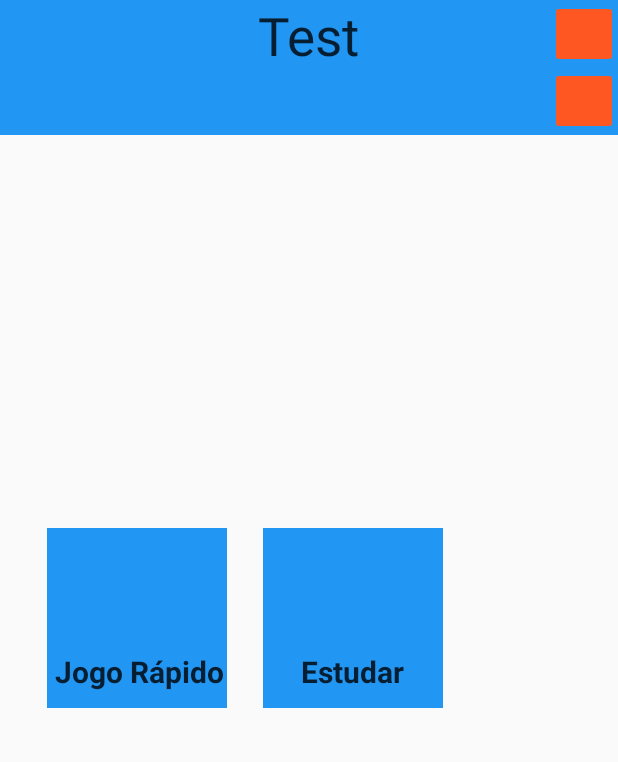
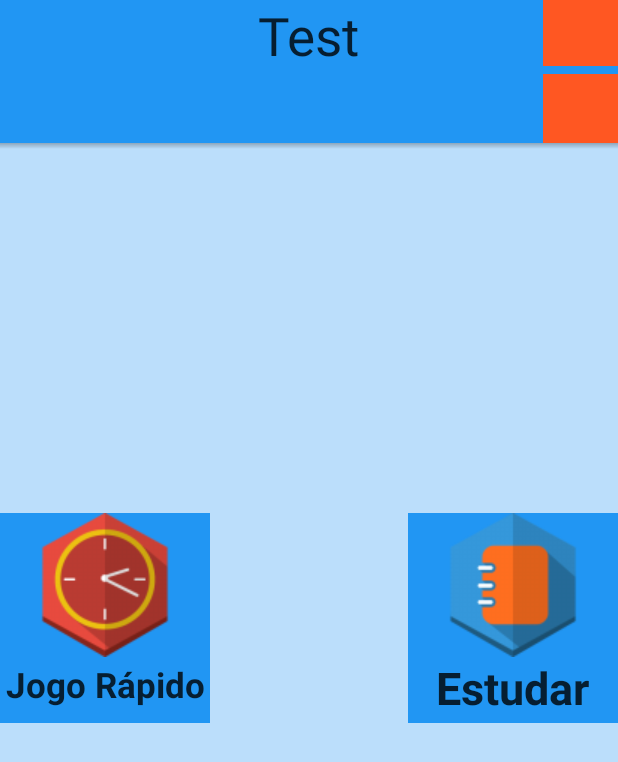
Before and after one commit to AndreArrebola/TeacherFox, an Android app: the screen it shows after launch (MainActivity), after a tap on an icon or button, on a phone screen of 412 x 824 dp. Shown: the top 762 px of the screen. Run offline under Robolectric (Android 15) with nearby library versions, the phone set to English and light mode, and no system bars.

Commit message:
Icones adicionados ao menu, e ajustes gerais no layout

```diff
--- /dev/null
+++ b/TeacherFox/app/src/main/res/drawable/shadow.xml
@@ -0,0 +1,9 @@
+<?xml version="1.0" encoding="utf-8"?>
+
+<shape xmlns:android="http://schemas.android.com/apk/res/android"
+    android:shape="rectangle">
+    <gradient
+        android:startColor="@android:color/transparent"
+        android:endColor="#40000000"
+        android:angle="90" />
+</shape>
--- /dev/null
+++ b/TeacherFox/app/src/main/res/layout/barra.xml
@@ -0,0 +1,65 @@
+<?xml version="1.0" encoding="utf-8"?>
+<LinearLayout xmlns:android="http://schemas.android.com/apk/res/android"
+    android:layout_width="match_parent"
+    android:layout_height="wrap_content"
+    android:orientation="vertical">
+    <LinearLayout
+        android:layout_width="match_parent"
+        android:layout_height="95dp"
+
+        android:layout_gravity="right"
+        android:id="@+id/topbar"
+        android:background="@color/colorPrimary">
+
+        <RelativeLayout
+            android:layout_width="match_parent"
+            android:layout_height="match_parent"
+            android:id="@+id/rtopbar"
+
+
+            >
+
+            <TextView
+                android:layout_width="wrap_content"
+                android:layout_height="wrap_content"
+                android:text="Test"
+                android:textSize="35sp"
+                android:id="@+id/avtrname"
+                android:textColor="@color/abc_primary_text_disable_only_material_light"
+                android:layout_alignParentTop="true"
+                android:layout_centerHorizontal="true"
+                android:alpha="0.8">
+
+
+            </TextView>
+
+            <ImageButton
+                android:layout_width="50dp"
+                android:layout_height="44dp"
+                android:layout_alignParentTop="true"
+                android:layout_alignParentRight="true"
+                android:layout_alignParentEnd="true"
+                android:id="@+id/button"
+                android:background="@color/colorAccent"
+                android:layout_marginBottom="5dp"
+
+                />
+
+            <ImageButton
+                android:layout_width="40dp"
+                android:layout_height="30dp"
+                android:layout_alignParentBottom="true"
+                android:layout_alignParentRight="true"
+                android:layout_alignParentEnd="true"
+                android:background="@color/colorAccent"
+                android:layout_below="@+id/button"
+                android:layout_alignLeft="@+id/button"
+                android:layout_alignStart="@+id/button" />
+
+        </RelativeLayout>
+    </LinearLayout>
+    <View
+        android:layout_width="match_parent"
+        android:layout_height="4dp"
+        android:background="@drawable/shadow" />
+</LinearLayout>
--- a/TeacherFox/app/src/main/res/layout/mainmenu.xml
+++ b/TeacherFox/app/src/main/res/layout/mainmenu.xml
@@ -1,105 +1,69 @@
 <?xml version="1.0" encoding="utf-8"?>
 <RelativeLayout xmlns:android="http://schemas.android.com/apk/res/android"
-    android:layout_width="match_parent" android:layout_height="match_parent">
-<LinearLayout
-    android:layout_width="match_parent"
-    android:layout_height="90dp"
+    android:layout_width="match_parent" android:layout_height="match_parent" android:background="@color/colorBackground">
+
+<include
+    layout="@layout/barra" />
+
+    <RelativeLayout
+        android:layout_width="140dp"
+        android:layout_height="140dp"
         android:background="@color/colorPrimary"
-    android:layout_gravity="right"
-    >
-    <LinearLayout
-        android:layout_width="match_parent"
-        android:layout_height="wrap_content"
-        android:orientation="vertical"
-        >
-<RelativeLayout
-    android:layout_width="match_parent"
-    android:layout_height="match_parent"
+        android:id="@+id/btn_jogorapido"
+        android:layout_centerVertical="true"
+        android:layout_alignParentLeft="true"
+        android:layout_alignParentStart="true"
 
         >
-
+<ImageView
+    android:layout_width="wrap_content"
+    android:layout_height="wrap_content"
+    android:src="@drawable/clockicon"
+    android:id="@+id/imageView2"
+    android:layout_alignParentTop="true"
+    android:layout_centerHorizontal="true" />
         <TextView
             android:layout_width="wrap_content"
+            android:text="@string/jogorapido"
             android:layout_height="wrap_content"
-        android:text="Test"
-        android:textSize="35sp"
-        android:id="@+id/avtrname"
-        android:textColor="#000000"
+            android:textSize="23sp"
+            android:textStyle="bold"
+            android:textColor="@color/abc_primary_text_disable_only_material_light"
+            android:layout_gravity="bottom|center"
             android:alpha="0.8"
-        android:layout_alignParentTop="true"
-        android:layout_centerHorizontal="true">
-
-
-    </TextView>
-
-    <ImageButton
-        android:layout_width="45dp"
-        android:layout_height="45dp"
-        android:layout_alignParentTop="true"
-        android:layout_alignParentRight="true"
-        android:layout_alignParentEnd="true"
-        android:backgroundTint="@color/colorAccent"
-        />
-    <ImageButton
-        android:layout_width="45dp"
-        android:layout_height="45dp"
             android:layout_alignParentBottom="true"
             android:layout_alignParentRight="true"
             android:layout_alignParentEnd="true"
-        android:backgroundTint="@color/colorAccent"
+            android:paddingBottom="10dp"
+            android:paddingRight="3dp"
             />
     </RelativeLayout>
-        <View
-            android:layout_width="match_parent"
-            android:layout_height="4dp"
-            android:background="@drawable/shadow" />
-    </LinearLayout>
-</LinearLayout>
-<LinearLayout
-    android:layout_width="120dp"
-    android:layout_height="120dp"
+    <RelativeLayout
+        android:layout_width="140dp"
+        android:layout_height="140dp"
         android:background="@color/colorPrimary"
-    android:layout_centerVertical="true"
-    android:layout_alignParentLeft="true"
-    android:layout_alignParentStart="true"
-    android:layout_marginLeft="31dp"
-    android:layout_marginStart="31dp"
-    android:id="@+id/btn_jogorapido">
-
-    <TextView
-        android:layout_width="match_parent"
-        android:text="@string/jogorapido"
-        android:layout_height="wrap_content"
-        android:textSize="20sp"
-        android:textStyle="bold"
-        android:textColor="#000000"
-        android:alpha="0.8"
-        android:layout_gravity="bottom|center"
-        android:layout_marginLeft="5dp"
-        android:layout_marginBottom="5dp"
-        />
-</LinearLayout>
-    <LinearLayout
-        android:layout_width="120dp"
-        android:layout_height="120dp"
-        android:background="@color/colorPrimary"
-        android:layout_marginLeft="24dp"
-        android:layout_marginStart="24dp"
         android:id="@+id/btn_modoestudo"
         android:layout_alignTop="@+id/btn_jogorapido"
-        android:layout_toRightOf="@+id/btn_jogorapido"
-        android:layout_toEndOf="@+id/btn_jogorapido">
+        android:layout_alignParentRight="true"
+        android:layout_alignParentEnd="true">
+        <ImageView
+            android:layout_width="wrap_content"
+            android:layout_height="wrap_content"
+            android:src="@drawable/bookicon"
+            android:id="@+id/imageView"
+            android:layout_alignParentTop="true"
+            android:layout_centerHorizontal="true" />
         <TextView
             android:layout_width="wrap_content"
             android:text="@string/estudar"
             android:layout_height="wrap_content"
-            android:textSize="20sp"
+            android:textSize="30sp"
             android:textStyle="bold"
-            android:textColor="#000000"
+            android:textColor="@color/abc_primary_text_disable_only_material_light"
+            android:layout_gravity="bottom|center"
             android:alpha="0.8"
-            android:layout_gravity="bottom|center"
-            android:layout_marginLeft="25dp"
-            android:layout_marginBottom="5dp" />
+            android:layout_below="@+id/imageView"
+            android:layout_centerHorizontal="true" />
 
-    </LinearLayout>
     </RelativeLayout>
+    </RelativeLayout>
--- a/TeacherFox/app/src/main/res/values/colors.xml
+++ b/TeacherFox/app/src/main/res/values/colors.xml
@@ -3,4 +3,5 @@
     <color name="colorPrimary">#2196F3</color>
     <color name="colorPrimaryDark">#1976D2</color>
     <color name="colorAccent">#FF5722</color>
+    <color name="colorBackground">#BBDEFB</color>
 </resources>
```
Also changed, not shown: TeacherFox/app/src/main/res/drawable/bookicon.png (added), TeacherFox/app/src/main/res/drawable/botao.9.png (added), TeacherFox/app/src/main/res/drawable/botao2.9.png (added), TeacherFox/app/src/main/res/drawable/clockicon.png (added). Lines whose indentation alone changed are shown as unchanged.
